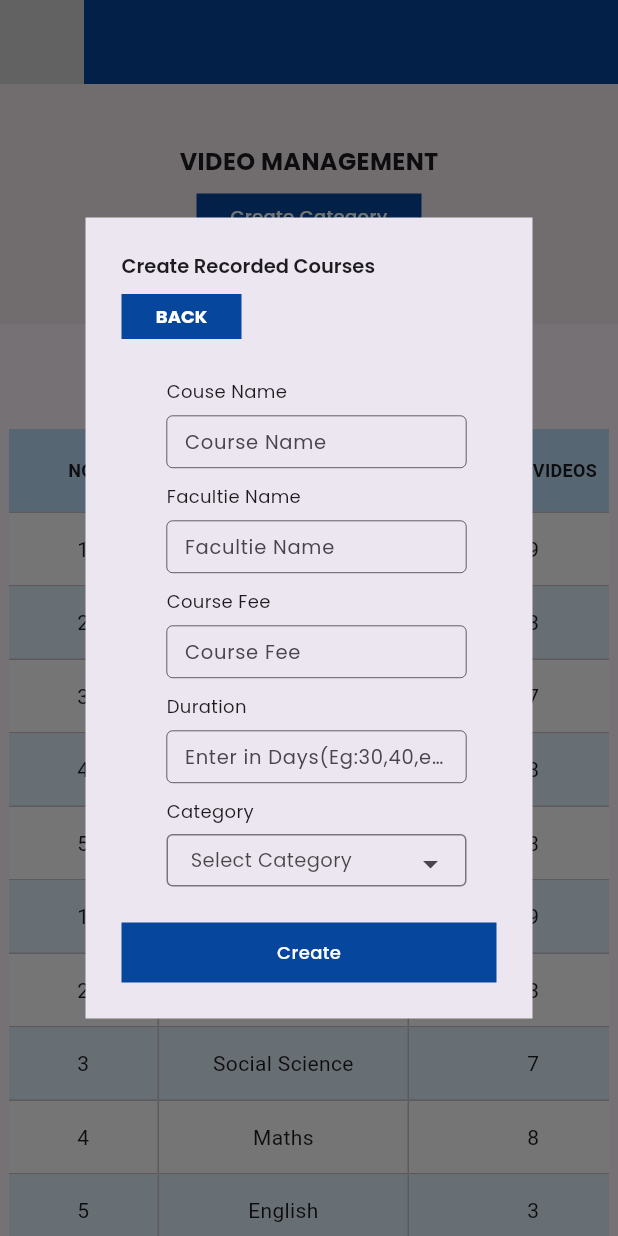
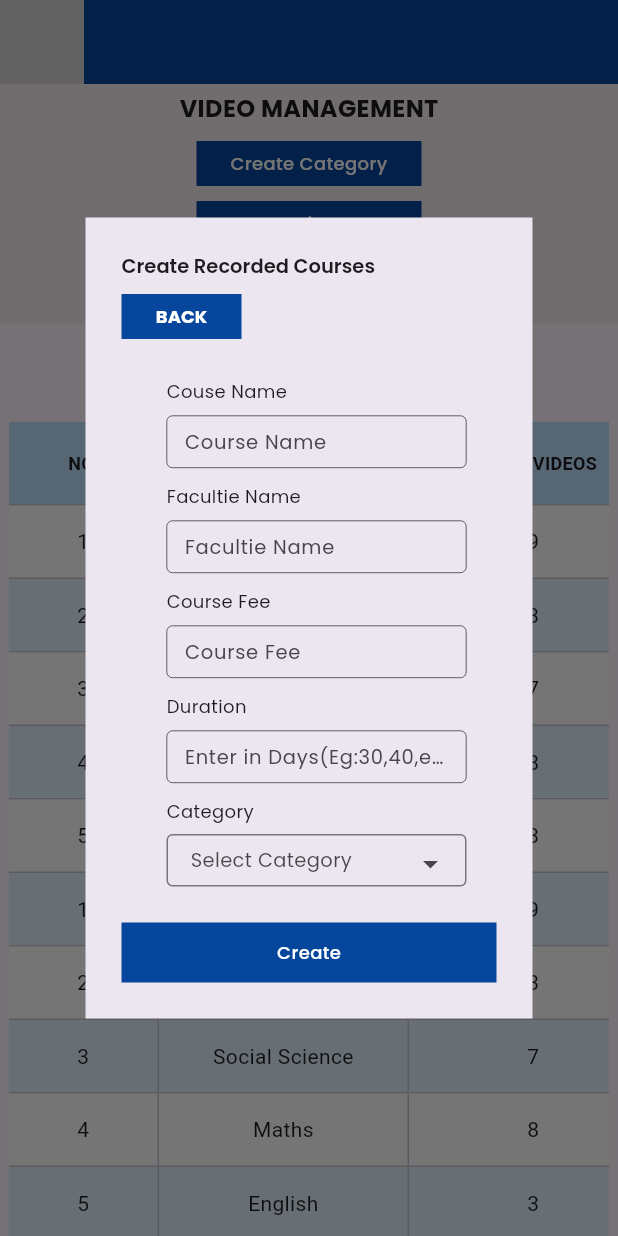
Before and after one commit to Abin56/SCIPRO_Website-Vectorwind, a Flutter app: the screen it shows after launch, after a tap on "Create Recorded Courses", on a phone screen of 412 x 824 dp. Run offline on Flutter 3.47's test engine with Material 3 defaults, Android fonts, the phone set to English and light mode, and no system bars; drawn by our look-alikes of dropdown_search, syncfusion_flutter_datagrid; our stand-ins replace firebase_core, fluttertoast, get, google_fonts; missing offline and left inert: dart:html, sidebar_drawer; accounts and stored records are empty; statements that could not run were skipped.

Commit message:
1 Dec 2023

```diff
--- a/lib/view/admin_panel/coupen_mngt/coupen_part_grid/coupen_part.dart
+++ b/lib/view/admin_panel/coupen_mngt/coupen_part_grid/coupen_part.dart
@@ -12,6 +12,7 @@ class CoupenShowingPage extends StatelessWidget {
           height: 200,
           width: 300,
          decoration: BoxDecoration(
+
                   gradient: const LinearGradient(
                       begin: Alignment.centerLeft,
                       colors: [
--- a/lib/view/admin_panel/video_management/video_management.dart
+++ b/lib/view/admin_panel/video_management/video_management.dart
@@ -22,7 +22,7 @@ class VideoManagementSection extends StatelessWidget {
       //////
       ////
       Padding(
-        padding: const EdgeInsets.only(top: 40),
+        padding:  EdgeInsets.only(top:ResponsiveWebSite.isMobile(context)?5: 40),
         child: Column(
           children: [
             GooglePoppinsWidgets(
@@ -72,11 +72,11 @@ class VideoManagementSection extends StatelessWidget {
         onTap: () {
           createvideoRecordedCourses(context);
         },
-        child: const Padding(
+        child:  Padding(
           padding: EdgeInsets.only(
-            top: 10,
+            top:ResponsiveWebSite.isMobile(context)?0 : 10,
           ),
-          child: ButtonContainerWidget(
+          child: const ButtonContainerWidget(
             text: 'Create Recorded Courses',
           ),
         ),
@@ -99,7 +99,7 @@ class VideoManagementSection extends StatelessWidget {
               // items: listofState,
             ),
           )), //////////////////////////////////////////////////////////////////////3 DropDown Selected Category
-////////////
+    ////////////
     ];
     return Container(
       child: ResponsiveWebSite.isMobile(context)
@@ -110,9 +110,11 @@ class VideoManagementSection extends StatelessWidget {
                 color: const Color.fromARGB(255, 247, 238, 243),
                 child: Column(
                   crossAxisAlignment: CrossAxisAlignment.center,
+                  mainAxisAlignment: MainAxisAlignment.start,
                   children: [
                     topVedioManagementBar[0],
                     topVedioManagementBar[1],
+                    topVedioManagementBar[2],
                   ],
                 ),
               ),
@@ -122,7 +124,8 @@ class VideoManagementSection extends StatelessWidget {
                 ),
                 child: Row(
                   mainAxisAlignment: MainAxisAlignment.center,
-                  children: [topVedioManagementBar[2]],
+                  children: [
+                   topVedioManagementBar[3],],
                 ),
               ),
               const Padding(
@@ -140,6 +143,11 @@ class VideoManagementSection extends StatelessWidget {
                   children: [
                     topVedioManagementBar[0],
                     topVedioManagementBar[1],
+                    Padding(
+                      padding: const EdgeInsets.only(top: 37,left: 15),
+                      child: topVedioManagementBar[2],
+                    ),
+
                   ],
                 ),
               ),
@@ -147,7 +155,12 @@ class VideoManagementSection extends StatelessWidget {
                 padding: const EdgeInsets.only(top: 10, right: 10),
                 child: Row(
                   mainAxisAlignment: MainAxisAlignment.end,
-                  children: [topVedioManagementBar[2]],
+                  children: [
+
+                     topVedioManagementBar[3],
+
+                  ],
+
                 ),
               ),
               const Padding(
```
